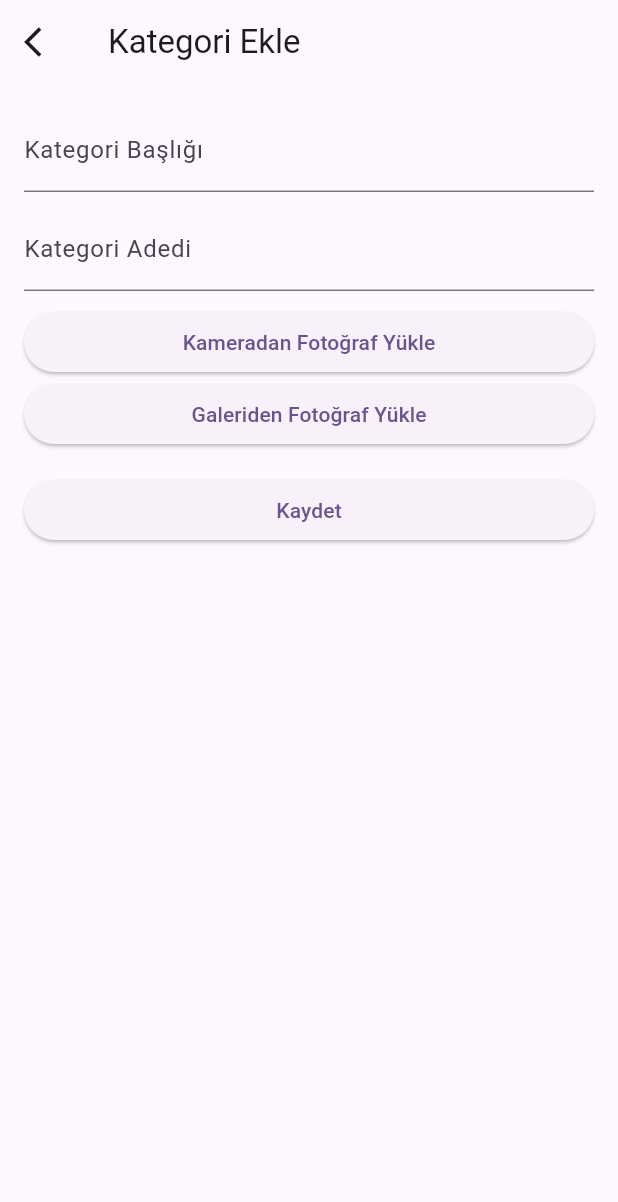
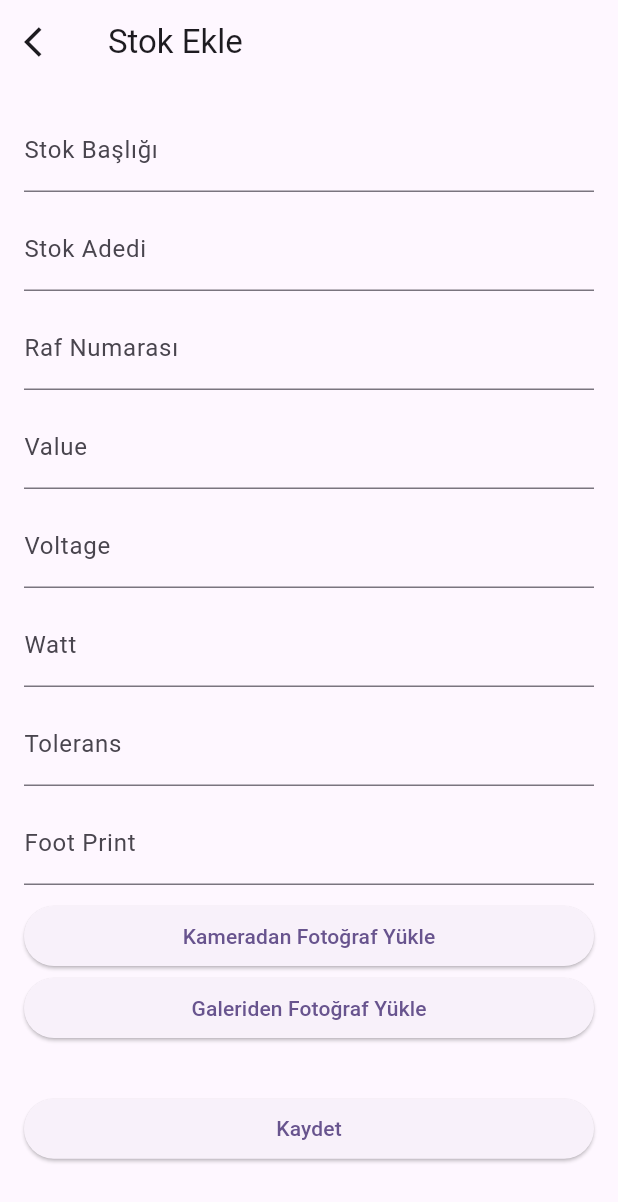
Before and after one commit to oguzhancotur/Katot_elektronik, a Flutter app: the screen it shows after launch, item 3 of the bottom bar chosen, after a tap on the "add" icon, on a phone screen of 412 x 824 dp. Shown: the top 1202 px of the screen. Run offline on Flutter 3.47's test engine with Material 3 defaults, Android fonts, the light colour scheme and no system bars; our stand-ins replace cloud_firestore, firebase_auth, firebase_core, firebase_storage, flutter_bloc, image_picker; accounts and stored records are empty; generated files the repository leaves out were written again.

Commit message:
stock part changed

```diff
--- a/lib/bloc/stocktrackingbloc/stocktracking_bloc.dart
+++ b/lib/bloc/stocktrackingbloc/stocktracking_bloc.dart
@@ -11,7 +11,7 @@ class StocktrackingBloc extends Bloc<StocktrackingEvent, StocktrackingState> {
       emit(StocktrackingLoading());
       try {
         final categoryList = await firestoreRepo.getCategories();
-        emit(StocktrackingLoaded(category: categoryList));
+        emit(StocktrackingLoaded(stock: categoryList));
       } catch (e) {
         emit(StocktrackingError());
       }
--- a/lib/bloc/stocktrackingbloc/stocktracking_event.dart
+++ b/lib/bloc/stocktrackingbloc/stocktracking_event.dart
@@ -1,13 +1,13 @@
 import 'dart:io';
 
-import 'package:katot_elektronik/models/category_model.dart';
+import 'package:katot_elektronik/models/stock_tracking_model.dart';
 
 abstract class StocktrackingEvent {}
 
 class GetCategoriesEvent extends StocktrackingEvent {}
 
 class AddCategoriesEvent extends StocktrackingEvent {
-  final CategoryModel categoryModel;
+  final StockTrackingModel categoryModel;
   final File imageFile;
   AddCategoriesEvent({
     required this.categoryModel,
--- a/lib/bloc/stocktrackingbloc/stocktracking_state.dart
+++ b/lib/bloc/stocktrackingbloc/stocktracking_state.dart
@@ -1,4 +1,4 @@
-import 'package:katot_elektronik/models/category_model.dart';
+import 'package:katot_elektronik/models/stock_tracking_model.dart';
 
 abstract class StocktrackingState {}
 
@@ -7,9 +7,9 @@ final class StocktrackingInitial extends StocktrackingState {}
 final class StocktrackingLoading extends StocktrackingState {}
 
 final class StocktrackingLoaded extends StocktrackingState {
-  List<CategoryModel> category;
+  List<StockTrackingModel> stock;
 
-  StocktrackingLoaded({required this.category});
+  StocktrackingLoaded({required this.stock});
 }
 
 final class StocktrackingError extends StocktrackingState {}
--- a/lib/models/category_model.dart
+++ /dev/null
@@ -1,37 +0,0 @@
-import 'dart:convert';
-
-class CategoryModel {
-  String? image;
-  String title;
-  String categoryId;
-  int quantity;
-
-  CategoryModel({
-    required this.image,
-    required this.title,
-    required this.categoryId,
-    required this.quantity,
-  });
-
-  Map<String, dynamic> toMap() {
-    final result = <String, dynamic>{};
-    result.addAll({'image': image});
-    result.addAll({'title': title});
-    result.addAll({'quantity': quantity});
-    return result;
-  }
-
-  factory CategoryModel.fromMap(Map<String, dynamic> map, String? id) {
-    return CategoryModel(
-      image: map['image'] ?? '',
-      title: map['title'] ?? '',
-      categoryId: id ?? '',
-      quantity: map['quantity'] ?? 0,
-    );
-  }
-
-  String toJson() => json.encode(toMap());
-
-  factory CategoryModel.fromJson(String source) =>
-      CategoryModel.fromMap(json.decode(source), null);
-}
--- /dev/null
+++ b/lib/models/stock_tracking_model.dart
@@ -0,0 +1,62 @@
+import 'dart:convert';
+
+class StockTrackingModel {
+  String? image;
+  String title;
+  String stockId;
+  int quantity;
+  String shelfNumber;
+  String valueE;
+  String voltage;
+  String watt;
+  String tolerans;
+  String footPrint;
+
+  StockTrackingModel({
+    required this.image,
+    required this.title,
+    required this.stockId,
+    required this.quantity,
+    required this.shelfNumber,
+    required this.valueE,
+    required this.voltage,
+    required this.watt,
+    required this.tolerans,
+    required this.footPrint,
+  });
+
+  Map<String, dynamic> toMap() {
+    final result = <String, dynamic>{};
+    result.addAll({'image': image});
+    result.addAll({'title': title});
+    result.addAll({'quantity': quantity});
+    result.addAll({'shelfNumber': shelfNumber});
+    result.addAll({'valueE': valueE});
+    result.addAll({'voltage': voltage});
+    result.addAll({'quantity': quantity});
+    result.addAll({'watt': watt});
+    result.addAll({'tolerans': tolerans});
+    result.addAll({'footPrint': footPrint});
+
+    return result;
+  }
+
+  factory StockTrackingModel.fromMap(Map<String, dynamic> map, String? id) {
+    return StockTrackingModel(
+        image: map['image'] ?? '',
+        title: map['title'] ?? '',
+        stockId: id ?? '',
+        quantity: map['quantity'] ?? 0,
+        footPrint: map['footPrint'] ?? '',
+        shelfNumber: map['shelfNumber'] ?? '',
+        tolerans: map['tolerans'] ?? '',
+        valueE: map['valueE'] ?? '',
+        voltage: map['voltage'] ?? '',
+        watt: map['watt'] ?? '');
+  }
+
+  String toJson() => json.encode(toMap());
+
+  factory StockTrackingModel.fromJson(String source) =>
+      StockTrackingModel.fromMap(json.decode(source), null);
+}
--- a/lib/repository/firebase_repo.dart
+++ b/lib/repository/firebase_repo.dart
@@ -2,7 +2,7 @@ import 'dart:io';
 
 import 'package:cloud_firestore/cloud_firestore.dart';
 import 'package:firebase_storage/firebase_storage.dart';
-import 'package:katot_elektronik/models/category_model.dart';
+import 'package:katot_elektronik/models/stock_tracking_model.dart';
 import 'package:katot_elektronik/models/job_tracking_model.dart';
 
 class FirestoreRepo {
@@ -82,17 +82,18 @@ class FirestoreRepo {
     }
   }
 
-  Future<List<CategoryModel>> getCategories() async {
+  Future<List<StockTrackingModel>> getCategories() async {
     final jobSnapshot =
         await firebaseFirestoreInstance.collection("categories").get();
-    final categoryList = jobSnapshot.docs.map((e) {
-      return CategoryModel.fromMap(e.data(), e.id);
+    final stockList = jobSnapshot.docs.map((e) {
+      return StockTrackingModel.fromMap(e.data(), e.id);
     }).toList();
 
-    return categoryList;
+    return stockList;
   }
 
-  Future<void> addCategory(CategoryModel categoryModel, File imageFile) async {
+  Future<void> addCategory(
+      StockTrackingModel categoryModel, File imageFile) async {
     try {
       // İş takibinin resim dosyalarını Firebase Storage'a yükle
 
@@ -109,11 +110,17 @@ class FirestoreRepo {
 
       // İş takibi verisini Firestore'a ekle
       await firebaseFirestoreInstance.collection("categories").add(
-          CategoryModel(
+          StockTrackingModel(
                   image: photoUrl,
                   title: categoryModel.title,
-                  categoryId: categoryModel.categoryId,
-                  quantity: categoryModel.quantity)
+                  stockId: categoryModel.stockId,
+                  quantity: categoryModel.quantity,
+                  shelfNumber: categoryModel.shelfNumber,
+                  footPrint: categoryModel.footPrint,
+                  tolerans: categoryModel.tolerans,
+                  valueE: categoryModel.valueE,
+                  voltage: categoryModel.voltage,
+                  watt: categoryModel.watt)
               .toMap());
     } catch (e) {
       // Hata durumunda işlemi ele al
--- a/lib/screens/stockpart/category_add.dart
+++ /dev/null
@@ -1,114 +0,0 @@
-import 'dart:io';
-
-import 'package:flutter/material.dart';
-import 'package:flutter_bloc/flutter_bloc.dart';
-import 'package:image_picker/image_picker.dart';
-import 'package:katot_elektronik/bloc/stocktrackingbloc/stocktracking_bloc.dart';
-import 'package:katot_elektronik/bloc/stocktrackingbloc/stocktracking_event.dart';
-import 'package:katot_elektronik/models/category_model.dart';
-
-class CategoryAdd extends StatefulWidget {
-  const CategoryAdd({Key? key}) : super(key: key);
-
-  @override
-  _CategoryAddState createState() => _CategoryAddState();
-}
-
-class _CategoryAddState extends State<CategoryAdd> {
-  final _formKey = GlobalKey<FormState>();
-  final TextEditingController _categoryNameController = TextEditingController();
-  final TextEditingController _categoryIdController = TextEditingController();
-  final TextEditingController _categoryQuantityController =
-      TextEditingController();
-
-  File? _imageFile;
-
-  Future<void> _pickImage(ImageSource source) async {
-    final pickedFile = await ImagePicker().pickImage(source: source);
-    if (pickedFile != null) {
-      setState(() {
-        _imageFile = File(pickedFile.path);
-      });
-    }
-  }
-
-  @override
-  Widget build(BuildContext context) {
-    return Scaffold(
-      appBar: AppBar(
-          title: Text("Kategori Ekle"),
-          leading: IconButton(
-            icon: Icon(Icons.arrow_back_ios),
-            onPressed: () {
-              Navigator.pop(context);
-            },
-          )),
-      body: Padding(
-        padding: EdgeInsets.all(16),
-        child: SingleChildScrollView(
-          child: Column(
-            crossAxisAlignment: CrossAxisAlignment.stretch,
-            children: [
-              TextField(
-                controller: _categoryNameController,
-                decoration: InputDecoration(labelText: "Kategori Başlığı"),
-              ),
-              SizedBox(
-                height: 10,
-              ),
-              TextField(
-                controller: _categoryQuantityController,
-                keyboardType: TextInputType.number,
-                decoration: InputDecoration(labelText: "Kategori Adedi"),
-              ),
-              SizedBox(
-                height: 10,
-              ),
-              ElevatedButton(
-                onPressed: () => _pickImage(ImageSource.camera),
-                child: Text('Kameradan Fotoğraf Yükle'),
-              ),
-              ElevatedButton(
-                onPressed: () => _pickImage(ImageSource.gallery),
-                child: Text('Galeriden Fotoğraf Yükle'),
-              ),
-              SizedBox(height: 16),
-              if (_imageFile != null)
-                Column(
-                  children: [
-                    Image.file(
-                      _imageFile!,
-                      height: 200,
-                      width: 200,
-                      fit: BoxFit.cover,
-                    ),
-                    SizedBox(height: 16),
-                  ],
-                ),
-              ElevatedButton(
-                onPressed: () {
-                  if (_imageFile != null &&
-                      _categoryQuantityController.text.isNotEmpty) {
-                    final int quantity =
-                        int.tryParse(_categoryQuantityController.text) ?? 0;
-                    context.read<StocktrackingBloc>().add(AddCategoriesEvent(
-                        categoryModel: CategoryModel(
-                          quantity: quantity,
-                          image: null,
-                          title: _categoryNameController.text,
-                          categoryId: _categoryIdController.text,
-                        ),
-                        imageFile: _imageFile!));
-                    context.read<StocktrackingBloc>().add(ResetEvent());
-                    Navigator.pop(context);
-                  }
-                },
-                child: const Text('Kaydet'),
-              ),
-            ],
-          ),
-        ),
-      ),
-    );
-  }
-}
--- /dev/null
+++ b/lib/screens/stockpart/stock_add.dart
@@ -0,0 +1,228 @@
+import 'dart:io';
+
+import 'package:flutter/material.dart';
+import 'package:flutter_bloc/flutter_bloc.dart';
+import 'package:image_picker/image_picker.dart';
+import 'package:katot_elektronik/bloc/stocktrackingbloc/stocktracking_bloc.dart';
+import 'package:katot_elektronik/bloc/stocktrackingbloc/stocktracking_event.dart';
+import 'package:katot_elektronik/models/stock_tracking_model.dart';
+
+class StockAdd extends StatefulWidget {
+  const StockAdd({Key? key}) : super(key: key);
+
+  @override
+  _StockAddState createState() => _StockAddState();
+}
+
+class _StockAddState extends State<StockAdd> {
+  final _formKey = GlobalKey<FormState>();
+  final TextEditingController _titleController = TextEditingController();
+  final TextEditingController _idController = TextEditingController();
+  final TextEditingController _quantityController = TextEditingController();
+  final TextEditingController _shelfNumberController = TextEditingController();
+  final TextEditingController _valueEController = TextEditingController();
+  final TextEditingController _voltageController = TextEditingController();
+  final TextEditingController _wattController = TextEditingController();
+  final TextEditingController _toleransController = TextEditingController();
+  final TextEditingController _footPrintController = TextEditingController();
+
+  final List<File> _imageFiles = [];
+
+  Future<void> _pickImage(ImageSource source) async {
+    final pickedFile = await ImagePicker().pickImage(source: source);
+    if (pickedFile != null) {
+      setState(() {
+        _imageFiles.add(File(pickedFile.path));
+      });
+    }
+  }
+
+  @override
+  Widget build(BuildContext context) {
+    return Scaffold(
+      appBar: AppBar(
+        title: Text("Stok Ekle"),
+        leading: IconButton(
+          icon: Icon(Icons.arrow_back_ios),
+          onPressed: () {
+            Navigator.pop(context);
+          },
+        ),
+      ),
+      body: Padding(
+        padding: EdgeInsets.all(16),
+        child: SingleChildScrollView(
+          child: Form(
+            key: _formKey,
+            child: Column(
+              crossAxisAlignment: CrossAxisAlignment.stretch,
+              children: [
+                TextFormField(
+                  controller: _titleController,
+                  decoration: InputDecoration(labelText: "Stok Başlığı"),
+                  validator: (value) {
+                    if (value == null || value.isEmpty) {
+                      return 'Lütfen bir stok başlığı girin';
+                    }
+                    return null;
+                  },
+                ),
+                SizedBox(
+                  height: 10,
+                ),
+                TextFormField(
+                  controller: _quantityController,
+                  keyboardType: TextInputType.number,
+                  decoration: InputDecoration(labelText: "Stok Adedi"),
+                  validator: (value) {
+                    if (value == null || value.isEmpty) {
+                      return 'Lütfen bir stok adedi girin';
+                    }
+                    return null;
+                  },
+                ),
+                SizedBox(
+                  height: 10,
+                ),
+                TextFormField(
+                  controller: _shelfNumberController,
+                  decoration: InputDecoration(labelText: "Raf Numarası"),
+                  validator: (value) {
+                    if (value == null || value.isEmpty) {
+                      return 'Lütfen bir Raf Numanası girin';
+                    }
+                    return null;
+                  },
+                ),
+                SizedBox(
+                  height: 10,
+                ),
+                TextFormField(
+                  controller: _valueEController,
+                  decoration: InputDecoration(labelText: "Value"),
+                  validator: (value) {
+                    if (value == null || value.isEmpty) {
+                      return 'Lütfen bir Value girin';
+                    }
+                    return null;
+                  },
+                ),
+                SizedBox(
+                  height: 10,
+                ),
+                TextFormField(
+                  controller: _voltageController,
+                  decoration: InputDecoration(labelText: "Voltage"),
+                  validator: (value) {
+                    if (value == null || value.isEmpty) {
+                      return 'Lütfen bir Voltage başlığı girin';
+                    }
+                    return null;
+                  },
+                ),
+                SizedBox(
+                  height: 10,
+                ),
+                TextFormField(
+                  controller: _wattController,
+                  decoration: InputDecoration(labelText: "Watt"),
+                  validator: (value) {
+                    if (value == null || value.isEmpty) {
+                      return 'Lütfen bir Watt başlığı girin';
+                    }
+                    return null;
+                  },
+                ),
+                SizedBox(
+                  height: 10,
+                ),
+                TextFormField(
+                  controller: _toleransController,
+                  decoration: InputDecoration(labelText: "Tolerans"),
+                  validator: (value) {
+                    if (value == null || value.isEmpty) {
+                      return 'Lütfen bir Tolerans başlığı girin';
+                    }
+                    return null;
+                  },
+                ),
+                SizedBox(
+                  height: 10,
+                ),
+                TextFormField(
+                  controller: _footPrintController,
+                  decoration: InputDecoration(labelText: "Foot Print"),
+                  validator: (value) {
+                    if (value == null || value.isEmpty) {
+                      return 'Lütfen bir Foot Print başlığı girin';
+                    }
+                    return null;
+                  },
+                ),
+                SizedBox(
+                  height: 10,
+                ),
+                ElevatedButton(
+                  onPressed: () => _pickImage(ImageSource.camera),
+                  child: Text('Kameradan Fotoğraf Yükle'),
+                ),
+                ElevatedButton(
+                  onPressed: () => _pickImage(ImageSource.gallery),
+                  child: Text('Galeriden Fotoğraf Yükle'),
+                ),
+                SizedBox(height: MediaQuery.of(context).size.height * 0.02),
+                if (_imageFiles.isNotEmpty)
+                  GridView.builder(
+                    shrinkWrap: true,
+                    gridDelegate:
+                        const SliverGridDelegateWithFixedCrossAxisCount(
+                      crossAxisCount: 4,
+                      crossAxisSpacing: 5,
+                      mainAxisSpacing: 3,
+                    ),
+                    itemCount: _imageFiles.length,
+                    itemBuilder: (context, index) {
+                      return Image.file(
+                        _imageFiles[index],
+                        fit: BoxFit.cover,
+                      );
+                    },
+                  ),
+                SizedBox(height: 16),
+                ElevatedButton(
+                  onPressed: () {
+                    if (_formKey.currentState!.validate() &&
+                        _imageFiles.isNotEmpty) {
+                      final int quantity =
+                          int.tryParse(_quantityController.text) ?? 0;
+                      context.read<StocktrackingBloc>().add(
+                            AddCategoriesEvent(
+                              categoryModel: StockTrackingModel(
+                                footPrint: _footPrintController.text,
+                                shelfNumber: _shelfNumberController.text,
+                                tolerans: _toleransController.text,
+                                valueE: _valueEController.text,
+                                voltage: _voltageController.text,
+                                watt: _wattController.text,
+                                quantity: quantity,
+                                image: null,
+                                title: _titleController.text,
+                                stockId: _idController.text,
+                              ),
+                              imageFile: _imageFiles[0],
+                            ),
+                          );
+                      context.read<StocktrackingBloc>().add(ResetEvent());
+                      Navigator.pop(context);
+                    }
+                  },
+                  child: const Text('Kaydet'),
+                ),
+              ],
+            ),
+          ),
+        ),
+      ),
+    );
+  }
+}
--- a/lib/screens/stockpart/stock_tracking.dart
+++ b/lib/screens/stockpart/stock_tracking.dart
@@ -4,7 +4,7 @@ import 'package:flutter_bloc/flutter_bloc.dart';
 import 'package:katot_elektronik/bloc/stocktrackingbloc/stocktracking_bloc.dart';
 import 'package:katot_elektronik/bloc/stocktrackingbloc/stocktracking_event.dart';
 import 'package:katot_elektronik/bloc/stocktrackingbloc/stocktracking_state.dart';
-import 'package:katot_elektronik/screens/stockpart/category_add.dart';
+import 'package:katot_elektronik/screens/stockpart/stock_add.dart';
 import 'package:katot_elektronik/widgets/category_card.dart';
 
 class StockTracking extends StatefulWidget {
@@ -38,11 +38,11 @@ class _StockTrackingState extends State<StockTracking> {
           } else if (state is StocktrackingLoaded) {
             return Container(
               child: Column(
-                  children: state.category
+                  children: state.stock
                       .map((e) => CategoryCard(
                             title: e.title,
                             image: e.image!,
-                            categoryId: e.categoryId,
+                            categoryId: e.stockId,
                             quantity: e.quantity,
                           ))
                       .toList()),
@@ -61,7 +61,7 @@ class _StockTrackingState extends State<StockTracking> {
           Navigator.push(
               context,
               MaterialPageRoute(
-                builder: (context) => CategoryAdd(),
+                builder: (context) => StockAdd(),
               ));
         },
         child: Icon(Icons.add),
```
